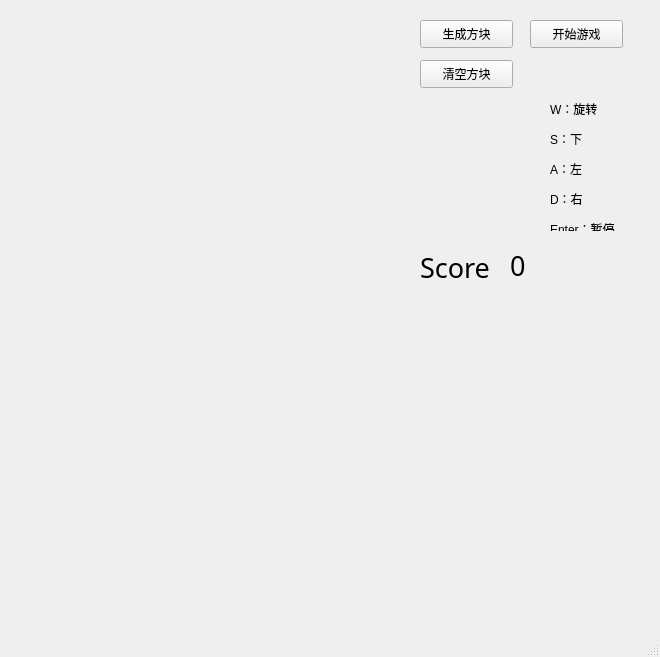
Above: mainwindow.ui from SalHe/QtArixTetris before the change. Below: the same form after it.
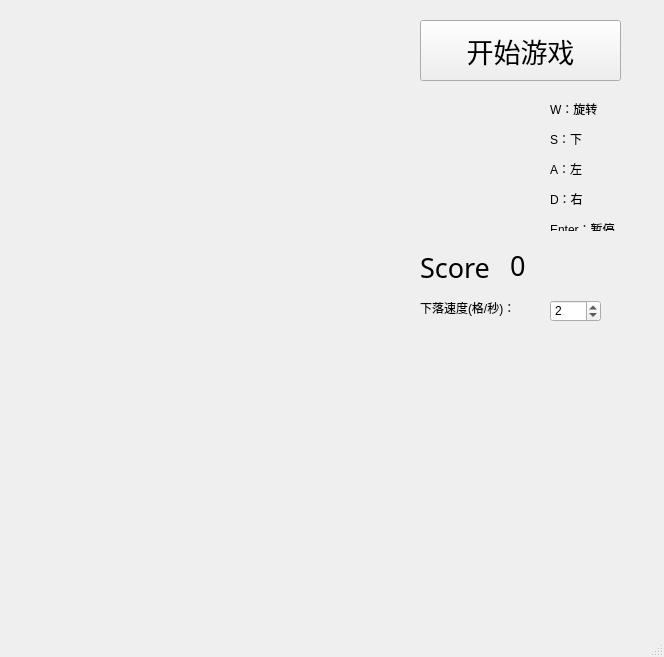
That is the form after the change. Custom widgets are drawn as their Qt base class.

Commit message: add: 速度调整

Diff of the .ui file:
```diff
--- a/mainwindow.ui
+++ b/mainwindow.ui
@@ -6,7 +6,7 @@
    <rect>
     <x>0</x>
     <y>0</y>
-    <width>660</width>
+    <width>664</width>
     <height>657</height>
    </rect>
   </property>
@@ -25,10 +25,13 @@
     </property>
    </widget>
    <widget class="QPushButton" name="btnGenerate">
+    <property name="enabled">
+     <bool>true</bool>
+    </property>
     <property name="geometry">
      <rect>
-      <x>420</x>
-      <y>20</y>
+      <x>690</x>
+      <y>350</y>
       <width>93</width>
       <height>28</height>
      </rect>
@@ -40,21 +43,29 @@
    <widget class="QPushButton" name="btnStart">
     <property name="geometry">
      <rect>
-      <x>530</x>
+      <x>420</x>
       <y>20</y>
-      <width>93</width>
-      <height>28</height>
+      <width>201</width>
+      <height>61</height>
      </rect>
     </property>
+    <property name="font">
+     <font>
+      <pointsize>20</pointsize>
+     </font>
+    </property>
     <property name="text">
      <string>开始游戏</string>
     </property>
    </widget>
    <widget class="QPushButton" name="btnEmpty">
+    <property name="enabled">
+     <bool>true</bool>
+    </property>
     <property name="geometry">
      <rect>
-      <x>420</x>
-      <y>60</y>
+      <x>690</x>
+      <y>390</y>
       <width>93</width>
       <height>28</height>
      </rect>
@@ -127,6 +138,38 @@
      <enum>Qt::AutoText</enum>
     </property>
    </widget>
+   <widget class="QLabel" name="label_3">
+    <property name="geometry">
+     <rect>
+      <x>420</x>
+      <y>300</y>
+      <width>131</width>
+      <height>16</height>
+     </rect>
+    </property>
+    <property name="text">
+     <string>下落速度(格/秒)：</string>
+    </property>
+   </widget>
+   <widget class="QSpinBox" name="sbSpeed">
+    <property name="geometry">
+     <rect>
+      <x>550</x>
+      <y>300</y>
+      <width>51</width>
+      <height>22</height>
+     </rect>
+    </property>
+    <property name="minimum">
+     <number>1</number>
+    </property>
+    <property name="maximum">
+     <number>12</number>
+    </property>
+    <property name="value">
+     <number>2</number>
+    </property>
+   </widget>
   </widget>
   <widget class="QMenuBar" name="menubar">
    <property name="geometry">
```
Left out of the diff: 19 changed lines with no effect on the pictures. The commit also changes 3 other files.
